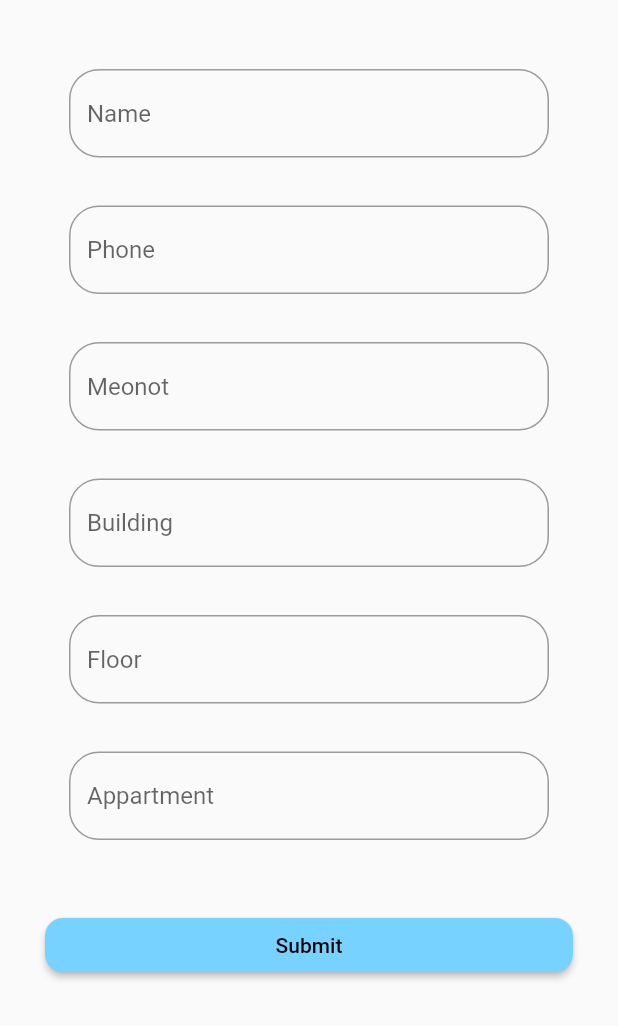
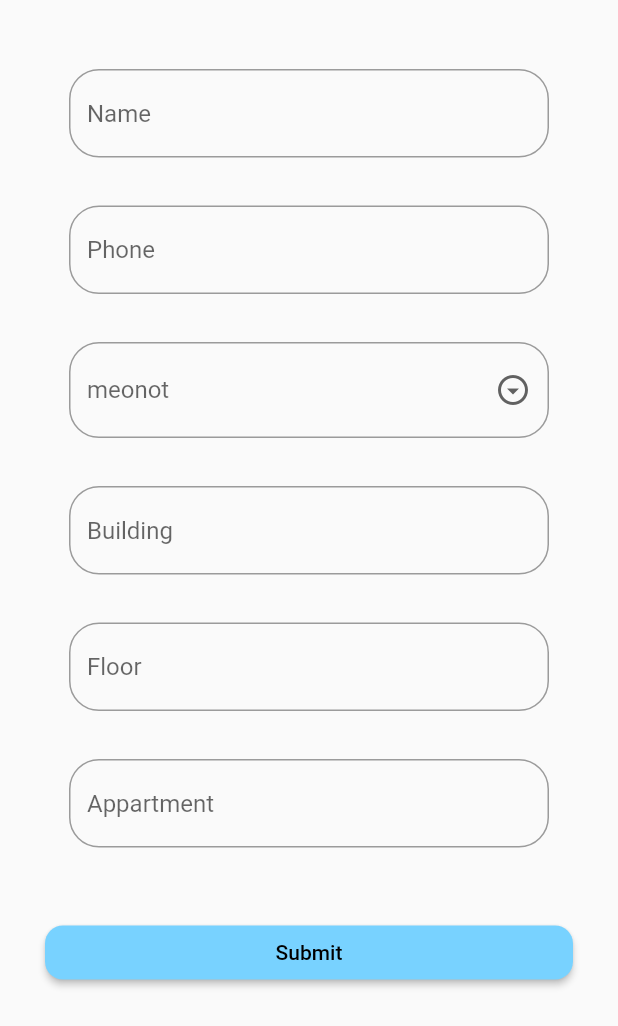
Before and after one commit to dannybroyd/meonot, a Flutter app: the ProfilePage screen opened by its route, on a phone screen of 412 x 824 dp. Shown: the top 1026 px of the screen. Run offline on Flutter 3.47's test engine with Material 2 defaults, Android fonts, the phone set to English and light mode, and no system bars.

Commit message:
added select form field
added select form field to utils and updated the meonot choose options

```diff
--- a/meonot_app/our_app/lib/pages/profile.dart
+++ b/meonot_app/our_app/lib/pages/profile.dart
@@ -1,4 +1,5 @@
 import 'package:flutter/material.dart';
+import 'package:our_app/util/drop_down_field.dart';
 import 'package:our_app/util/form_field.dart';
 
 class ProfilePage extends StatefulWidget {
@@ -36,14 +37,10 @@ final _formKey = GlobalKey<FormState>();
               }
               return null;
               }),
-          MainFormField(
-            hintText: 'Meonot',
-            validator:(val){
-              if(val != null) {
-                return "ENTER VALID MEONOT";
-              }
-              return null;
-              }),
+          DropDownF(
+            hintText:"meonot" ,
+            lst: ["broshim", "ainstein"],
+            onChanged: (val){}),
           MainFormField(
             hintText: 'Building',
             validator:(val){
--- /dev/null
+++ b/meonot_app/our_app/lib/util/drop_down_field.dart
@@ -0,0 +1,39 @@
+import 'package:flutter/material.dart';
+
+class DropDownF extends StatelessWidget {
+  const DropDownF({
+    super.key,
+    required this.hintText,
+    required this.lst,
+    required this.onChanged
+  });
+
+  final String hintText;
+  final List<String> lst;
+  final String? Function(String?)? onChanged;
+
+  List<DropdownMenuItem<String>> _makeItems(List<String> lst){
+    List<DropdownMenuItem<String>> lst2 = lst.map(
+    (e) => DropdownMenuItem(value: e, child: Text(e))).toList();
+    return lst2;
+
+    }
+
+  @override
+  Widget build(BuildContext context) {  // making a select form field
+    return Padding(
+      padding: const EdgeInsets.all(16),
+      child: DropdownButtonFormField(
+        items: _makeItems(lst),
+        onChanged: onChanged,
+        icon: const Icon(Icons.arrow_drop_down_circle_outlined),
+        decoration: InputDecoration(
+          hintText: hintText,
+          border: OutlineInputBorder(
+          borderRadius: BorderRadius.circular(20)
+          )
+        ),
+      ),
+    );
+  }
+}
--- a/meonot_app/our_app/lib/util/form_field.dart
+++ b/meonot_app/our_app/lib/util/form_field.dart
@@ -5,8 +5,7 @@ class MainFormField extends StatelessWidget {
   const MainFormField({
     super.key,
     required this.hintText,
-    this.validator,
-
+    this.validator
     });
 
   final String hintText;
```
